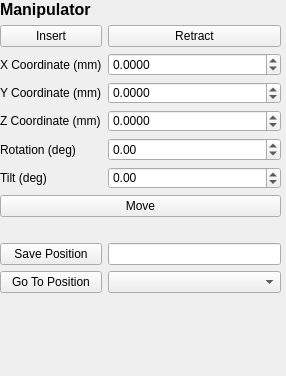
The window that fibsem/ui/qtdesigner_files/FibsemManipulatorWidget.ui (DeMarcoLab/fibsem) describes before a commit, drawn with Qt 5.
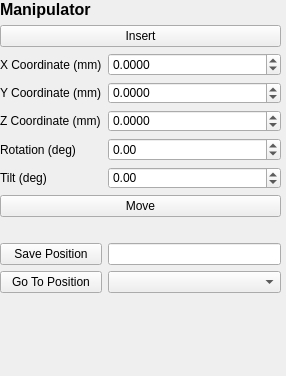
The same window after the commit.

Patch:
```diff
--- a/fibsem/ui/qtdesigner_files/FibsemManipulatorWidget.ui
+++ b/fibsem/ui/qtdesigner_files/FibsemManipulatorWidget.ui
@@ -23,13 +23,6 @@
     </rect>
    </property>
    <layout class="QGridLayout" name="gridLayout">
-    <item row="1" column="1">
-     <widget class="QPushButton" name="insertManipulator_button">
-      <property name="text">
-       <string>Insert</string>
-      </property>
-     </widget>
-    </item>
     <item row="10" column="2">
      <widget class="QComboBox" name="savedPosition_combobox"/>
     </item>
@@ -123,13 +116,6 @@
     <item row="9" column="2">
      <widget class="QLineEdit" name="savedPositionName_lineEdit"/>
     </item>
-    <item row="1" column="2">
-     <widget class="QPushButton" name="retractManipulator_button">
-      <property name="text">
-       <string>Retract</string>
-      </property>
-     </widget>
-    </item>
     <item row="3" column="1">
      <widget class="QLabel" name="label_movement_stage_y">
       <property name="text">
@@ -185,6 +171,13 @@
       </property>
      </spacer>
     </item>
+    <item row="1" column="1" colspan="2">
+     <widget class="QPushButton" name="insertManipulator_button">
+      <property name="text">
+       <string>Insert</string>
+      </property>
+     </widget>
+    </item>
    </layout>
   </widget>
  </widget>
```
